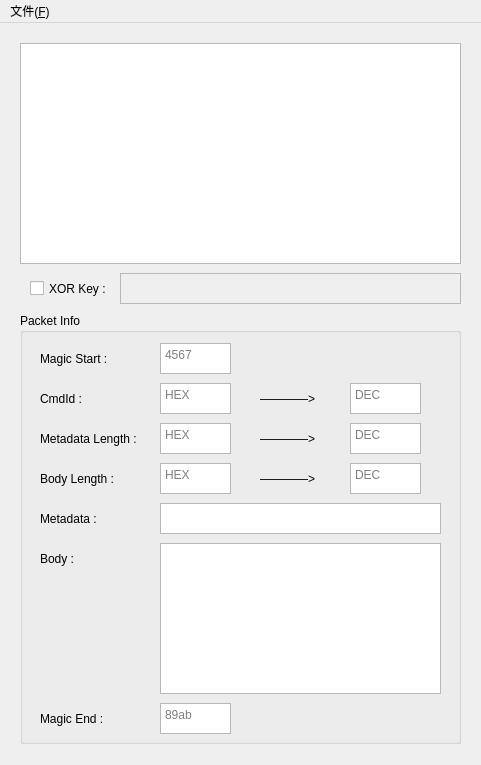
This is ui/mainWindow.ui in MLChinoo/BocchiParser as Qt 5 draws it before an edit. The edited form follows.
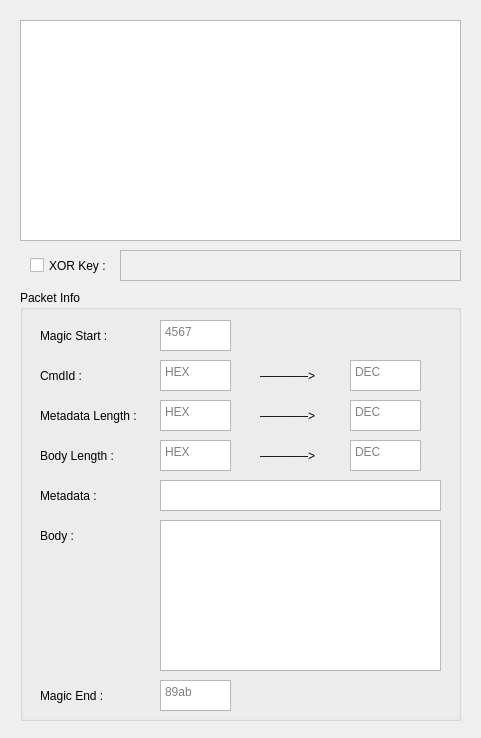
This is the edited form.

The edit to the form file:
```diff
--- a/ui/mainWindow.ui
+++ b/ui/mainWindow.ui
@@ -7,7 +7,7 @@
     <x>0</x>
     <y>0</y>
     <width>481</width>
-    <height>765</height>
+    <height>738</height>
    </rect>
   </property>
   <property name="windowTitle">
@@ -396,23 +396,6 @@
     </widget>
    </widget>
   </widget>
-  <widget class="QMenuBar" name="menuBar">
-   <property name="geometry">
-    <rect>
-     <x>0</x>
-     <y>0</y>
-     <width>481</width>
-     <height>21</height>
-    </rect>
-   </property>
-   <widget class="QMenu" name="menu_file">
-    <property name="title">
-     <string>文件(&amp;F)</string>
-    </property>
-    <addaction name="action_O"/>
-   </widget>
-   <addaction name="menu_file"/>
-  </widget>
   <action name="actiong">
    <property name="text">
     <string>g</string>
```
